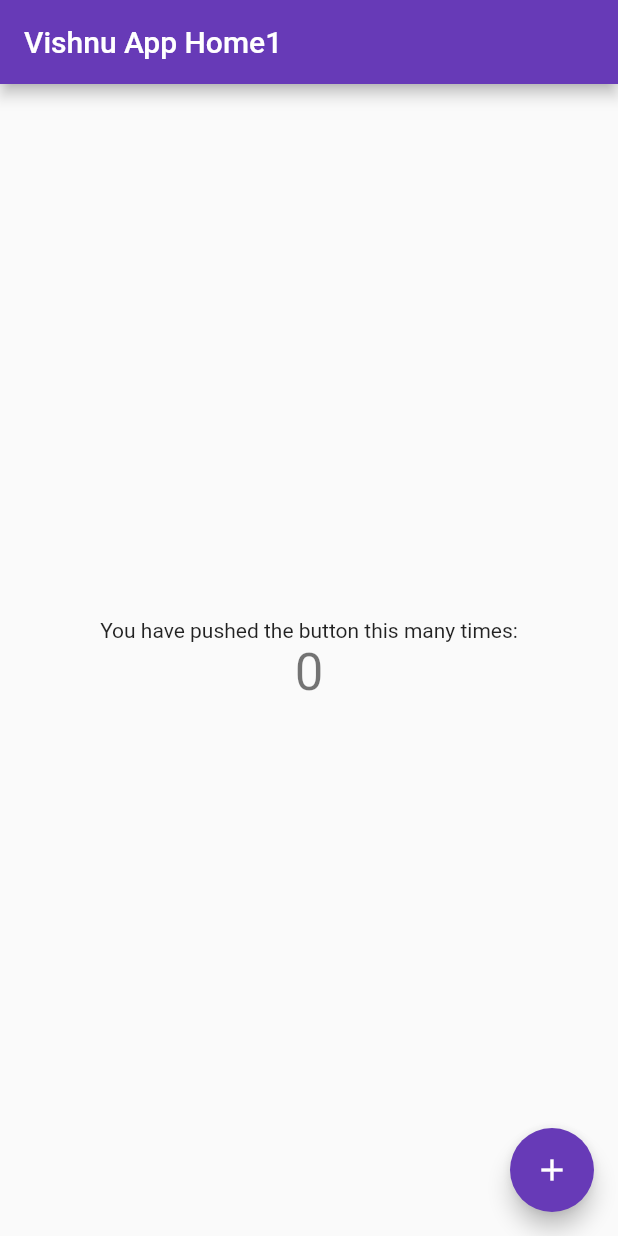
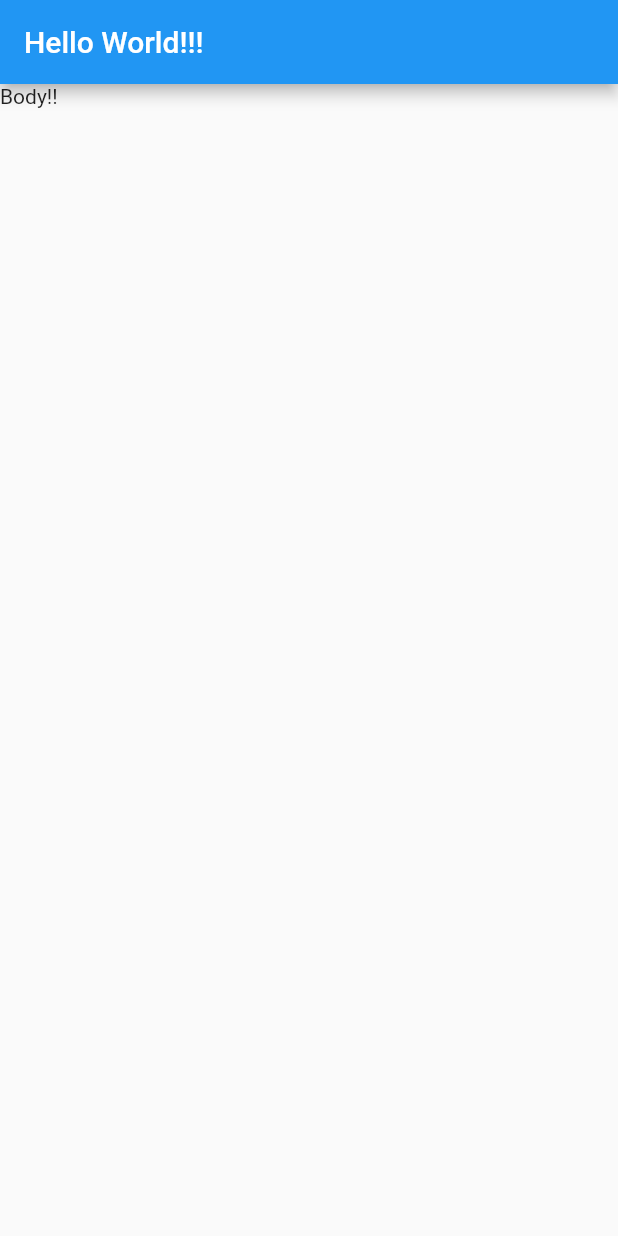
Before and after one commit to vishnuvyasan/flutter_first_project, a Flutter app: the screen it shows after launch, on a phone screen of 412 x 824 dp. Run offline on Flutter 3.47's test engine with Material 2 defaults, Android fonts, the phone set to English and light mode, and no system bars.

Commit message:
App with a title bar and body

```diff
--- a/lib/main.dart
+++ b/lib/main.dart
@@ -1,111 +1,17 @@
 import 'package:flutter/material.dart';
 
-void main() => runApp(MyApp());
+void main() => runApp(FirstWidget());
 
-class MyApp extends StatelessWidget {
-  // This widget is the root of your application.
+class FirstWidget extends StatelessWidget {
   @override
   Widget build(BuildContext context) {
     return MaterialApp(
-      title: 'Flutter Demo',
-      theme: ThemeData(
-        // This is the theme of your application.
-        //
-        // Try running your application with "flutter run". You'll see the
-        // application has a blue toolbar. Then, without quitting the app, try
-        // changing the primarySwatch below to Colors.green and then invoke
-        // "hot reload" (press "r" in the console where you ran "flutter run",
-        // or simply save your changes to "hot reload" in a Flutter IDE).
-        // Notice that the counter didn't reset back to zero; the application
-        // is not restarted.
-        primarySwatch: Colors.deepPurple,
+      home: Scaffold(
+        appBar: AppBar(
+          title: Text("Hello World!!!"),
+        ),
+        body: Text("Body!!"),
       ),
-      home: MyHomePage(title: 'Vishnu App Home1'),
     );
   }
 }
-
-class MyHomePage extends StatefulWidget {
-  MyHomePage({Key key, this.title}) : super(key: key);
-
-  // This widget is the home page of your application. It is stateful, meaning
-  // that it has a State object (defined below) that contains fields that affect
-  // how it looks.
-
-  // This class is the configuration for the state. It holds the values (in this
-  // case the title) provided by the parent (in this case the App widget) and
-  // used by the build method of the State. Fields in a Widget subclass are
-  // always marked "final".
-
-  final String title;
-
-  @override
-  _MyHomePageState createState() => _MyHomePageState();
-}
-
-class _MyHomePageState extends State<MyHomePage> {
-  int _counter = 0;
-
-  void _incrementCounter() {
-    setState(() {
-      // This call to setState tells the Flutter framework that something has
-      // changed in this State, which causes it to rerun the build method below
-      // so that the display can reflect the updated values. If we changed
-      // _counter without calling setState(), then the build method would not be
-      // called again, and so nothing would appear to happen.
-      _counter = _counter + 2;
-    });
-  }
-
-  @override
-  Widget build(BuildContext context) {
-    // This method is rerun every time setState is called, for instance as done
-    // by the _incrementCounter method above.
-    //
-    // The Flutter framework has been optimized to make rerunning build methods
-    // fast, so that you can just rebuild anything that needs updating rather
-    // than having to individually change instances of widgets.
-    return Scaffold(
-      appBar: AppBar(
-        // Here we take the value from the MyHomePage object that was created by
-        // the App.build method, and use it to set our appbar title.
-        title: Text(widget.title),
-      ),
-      body: Center(
-        // Center is a layout widget. It takes a single child and positions it
-        // in the middle of the parent.
-        child: Column(
-          // Column is also a layout widget. It takes a list of children and
-          // arranges them vertically. By default, it sizes itself to fit its
-          // children horizontally, and tries to be as tall as its parent.
-          //
-          // Invoke "debug painting" (press "p" in the console, choose the
-          // "Toggle Debug Paint" action from the Flutter Inspector in Android
-          // Studio, or the "Toggle Debug Paint" command in Visual Studio Code)
-          // to see the wireframe for each widget.
-          //
-          // Column has various properties to control how it sizes itself and
-          // how it positions its children. Here we use mainAxisAlignment to
-          // center the children vertically; the main axis here is the vertical
-          // axis because Columns are vertical (the cross axis would be
-          // horizontal).
-          mainAxisAlignment: MainAxisAlignment.center,
-          children: <Widget>[
-            Text(
-              'You have pushed the button this many times:',
-            ),
-            Text(
-              '$_counter',
-              style: Theme.of(context).textTheme.display1,
-            ),
-          ],
-        ),
-      ),
-      floatingActionButton: FloatingActionButton(
-        onPressed: _incrementCounter,
-        tooltip: 'Increment',
-        child: Icon(Icons.add),
-      ), // This trailing comma makes auto-formatting nicer for build methods.
-    );
-  }
-}
```
Also changed, not shown: 6 other files.
